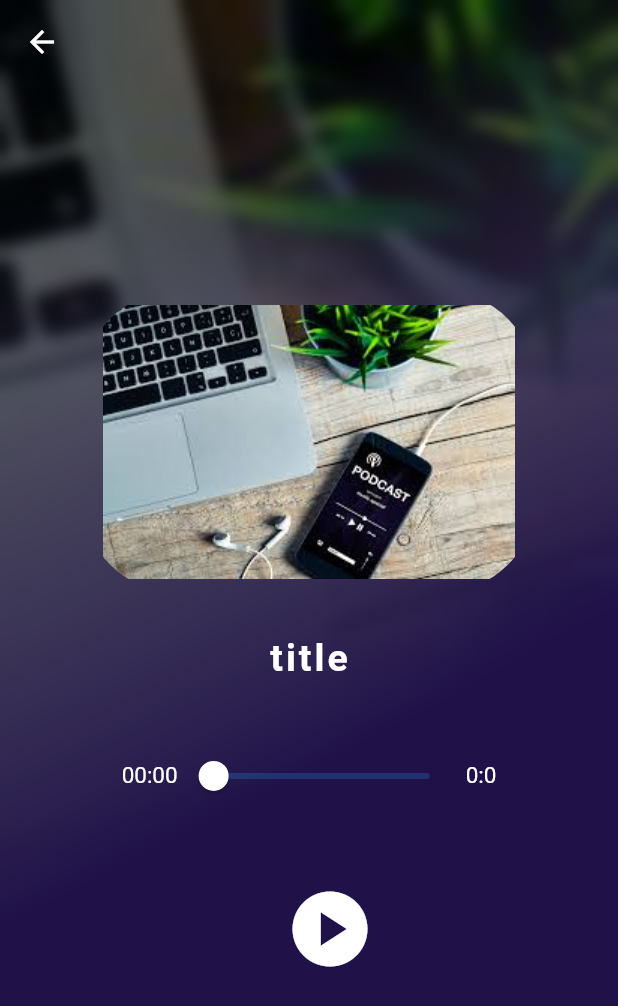
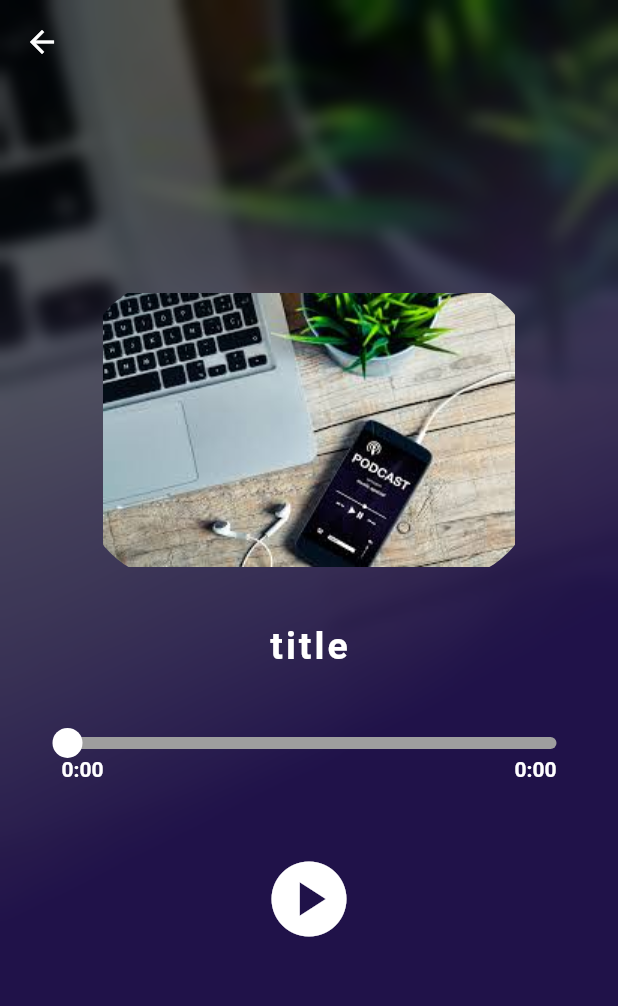
Before and after one commit to 0Sumit-0/First-Podcast, a Flutter app: the PlayScreen screen opened by its route, on a phone screen of 412 x 824 dp. Shown: the top 1006 px of the screen. Run offline on Flutter 3.47's test engine with Material 2 defaults, Android fonts, the phone set to English and light mode, and no system bars; drawn by our look-alikes of audio_video_progress_bar; our stand-ins replace cloud_firestore, firebase_auth, firebase_core, firebase_storage, get, just_audio and 2 more; accounts and stored records are empty; network calls fail.

```diff
--- a/lib/Screen/playing_screen.dart
+++ b/lib/Screen/playing_screen.dart
@@ -1,7 +1,9 @@
 import 'dart:ui';
 
+import 'package:audio_video_progress_bar/audio_video_progress_bar.dart';
 import 'package:flutter/material.dart';
 import 'package:just_audio/just_audio.dart';
+import 'package:rxdart/rxdart.dart';
 
 import '../Modal/podcast_modal.dart';
 
@@ -14,8 +16,17 @@ class PlayScreen extends StatefulWidget {
 
 class _PlayScreenState extends State<PlayScreen> {
 
-  late final AudioPlayer _audioPlayer;
+  late AudioPlayer _audioPlayer;
   // Podcast podcasts=Podcast.podcast[0];
+
+  Stream <PositionData> get _positionDataStream =>
+      CombineLatestStream.combine3(
+        _audioPlayer.positionStream,
+        _audioPlayer.bufferedPositionStream,
+        _audioPlayer.durationStream,
+            (position , bufferedPosition, duration)=> PositionData(position, bufferedPosition, duration ?? Duration.zero),
+      );
+
 
   bool status=false;
 
@@ -24,7 +35,16 @@ class _PlayScreenState extends State<PlayScreen> {
   @override
   void initState(){
     super.initState();
-    _audioPlayer= AudioPlayer();
+    _audioPlayer= AudioPlayer()..setUrl(
+        "https://firebasestorage.googleapis.com/v0/b/edshort-2cc20.appspot.com/o/test_song1.mp3?alt=media&token=9f122431-b846-48c5-b213-58f1200ae9a7"
+    );
+
+  }
+
+  @override
+  void dispose(){
+    _audioPlayer.dispose();
+    super.dispose();
   }
 
 
@@ -103,45 +123,39 @@ class _PlayScreenState extends State<PlayScreen> {
               SizedBox(
                 height: 40,
               ),
-              Row(
-                mainAxisAlignment: MainAxisAlignment.center,
-                children: [
-                  Text(
-                    "00:00",
-                    style: TextStyle(color: Colors.white,fontSize: 15),
-                  ),
-                  Slider.adaptive(min:0,max:duration!.inSeconds.toDouble(),value: 0, onChanged: (value){},activeColor: Colors.white,),
-                  Text(
-                    "${duration!.inMinutes}:${duration!.inSeconds % 60}",
-                    style: TextStyle(color: Colors.white,fontSize: 15),
-                  ),
-                ],
+              Container(
+                child: StreamBuilder<PositionData>(
+                  stream: _positionDataStream,
+                  builder: (context, snapshot){
+                    final positionData= snapshot.data;
+                    return SizedBox(
+                      width: 330,
+                      child: ProgressBar(
+                        barHeight: 8,
+                        baseBarColor: Colors.grey,
+                        bufferedBarColor: Colors.blueGrey,
+                        progressBarColor: Colors.white,
+                        thumbColor: Colors.white,
+                        timeLabelTextStyle: const TextStyle(
+                          color: Colors.white,
+                          fontWeight: FontWeight.w600,
+                        ),
+                        progress: positionData?.position?? Duration.zero,
+                        buffered: positionData?.bufferedPosition ?? Duration.zero,
+                        total: positionData?.duration ?? Duration.zero,
+                        onSeek: _audioPlayer.seek,
+                      ),
+                    );
+                  },
+                ),
               ),
               SizedBox(
                 height: 40,
               ),
               Container(
-                  child: IconButton(
-                    icon:Icon(status? Icons.pause :Icons.play_circle,size: 60,),
-                    color: Colors.white,
-                    onPressed: (){
-                      myaudioplayer(_audioPlayer).load("assets/audio/test_song.mp3");
-                      if(status==true){
-                        setState(() {
-                          myaudioplayer(_audioPlayer).pause();
-                          status=false;
-                          print("tapped yes");
-                        });
-                      }
-                      else{
-                        setState(() {
-                          myaudioplayer(_audioPlayer).play();
-                          status==true;
-                        });
-                      }
-                    },
-                  ),
+                child: Controls(audioPlayer: _audioPlayer),
               ),
+
             ],
           ),
         ],
@@ -151,52 +165,109 @@ class _PlayScreenState extends State<PlayScreen> {
 }
 
 
+//
+// abstract class Podcastplayer {
+//   // Future<void> init();
+//   Future<void> load(String url);
+//   void play();
+//   void pause();
+//   void seek(Duration position);
+//   Stream<Duration> get position;
+//   Stream<Duration> get totalDuration;
+//   Future<void> dispose();
+// }
 
-abstract class Podcastplayer {
-  // Future<void> init();
-  Future<void> load(String url);
-  void play();
-  void pause();
-  void seek(Duration position);
-  Stream<Duration> get position;
-  Stream<Duration> get totalDuration;
-  Future<void> dispose();
+//
+// class myaudioplayer implements Podcastplayer{
+//   AudioPlayer? audioPlayer;
+//   myaudioplayer(audioplayer){
+//     this.audioPlayer=audioplayer;
+//   }
+//
+//   // Podcast podcasts= Podcast.podcast[0];
+//
+//   @override
+//   Future<Duration> load(String url)async {
+//     final source=AudioSource.uri(
+//       Uri.parse(url),
+//     );
+//     return await audioPlayer!.setAudioSource(source) ?? Duration.zero;
+//   }
+//
+//   @override
+//   void play() => audioPlayer!.play();
+//
+//   @override
+//   void pause() => audioPlayer!.pause();
+//
+//   @override
+//   void seek(Duration position) => audioPlayer!.seek(position);
+//
+//   @override
+//   Stream <Duration> get position =>audioPlayer!.positionStream;
+//
+//   @override
+//   Stream<Duration> get totalDuration => audioPlayer!.durationStream.map(
+//         (duration) => duration ?? Duration.zero,
+//   );
+//
+//   @override
+//   Future<void> dispose() async => await audioPlayer!.dispose();
+// }
+
+
+class Controls extends StatelessWidget {
+  const Controls({
+    super.key,
+    required this.audioPlayer,
+});
+  final AudioPlayer audioPlayer;
+
+  @override
+  Widget build(BuildContext context) {
+    return StreamBuilder(
+      stream: audioPlayer.playerStateStream,
+        builder: (context,snapshot){
+          final playerState = snapshot.data;
+          final processingState= playerState?.processingState;
+          final playing =playerState?.playing;
+          if(!(playing ?? false)){
+            return IconButton(
+              onPressed: audioPlayer.play,
+              iconSize: 60,
+              icon: const Icon(Icons.play_circle),
+              color: Colors.white,
+            );
+          }else if (processingState != ProcessingState.completed){
+            return  IconButton(
+              onPressed: audioPlayer.pause,
+              iconSize: 60,
+              icon: const Icon(Icons.pause_rounded),
+              color: Colors.white,
+            );
+          }else{
+            return const Icon(
+              Icons.play_arrow_rounded,
+              size: 60,
+              color: Colors.white,
+            );
+          }
+        }
+    );
+  }
 }
 
 
-class myaudioplayer implements Podcastplayer{
-  AudioPlayer? audioPlayer;
-  myaudioplayer(audioplayer){
-    this.audioPlayer=audioplayer;
-  }
+class PositionData{
 
-  // Podcast podcasts= Podcast.podcast[0];
+  final Duration position;
+  final Duration bufferedPosition;
+  final Duration duration;
 
-  @override
-  Future<Duration> load(String url)async {
-    final source=AudioSource.uri(
-      Uri.parse(url),
-    );
-    return await audioPlayer!.setAudioSource(source) ?? Duration.zero;
-  }
+  const PositionData(
+      this.position,
+      this.bufferedPosition,
+      this.duration,
+      );
 
-  @override
-  void play() => audioPlayer!.play();
-
-  @override
-  void pause() => audioPlayer!.pause();
-
-  @override
-  void seek(Duration position) => audioPlayer!.seek(position);
-
-  @override
-  Stream <Duration> get position =>audioPlayer!.positionStream;
-
-  @override
-  Stream<Duration> get totalDuration => audioPlayer!.durationStream.map(
-        (duration) => duration ?? Duration.zero,
-  );
-
-  @override
-  Future<void> dispose() async => await audioPlayer!.dispose();
 }
--- a/lib/Services/SharedPreferences.dart
+++ b/lib/Services/SharedPreferences.dart
@@ -6,7 +6,7 @@ class HelperFunction{
 
   // saving data to SF
 
-  static Future<bool?> saveUserLoggeInStatus(bool isUserLoggedIn) async{
+  static Future<bool?> saveUserLoggedInStatus(bool isUserLoggedIn) async{
     SharedPreferences sf= await SharedPreferences.getInstance();
     return await sf.setBool(userLoggedInKey ,isUserLoggedIn);
   }
--- a/lib/Services/auth.dart
+++ b/lib/Services/auth.dart
@@ -21,6 +21,7 @@ class AuthService{
     UserModel? temp;
     if(myuser!=null){
       temp = UserModel(uid: myuser.uid);
+      temp.makeNew();
     }
     return temp;
   }catch(e){
@@ -37,6 +38,7 @@ class AuthService{
       UserModel? temp;
       if(myuser!=null){
         temp = UserModel(uid: myuser.uid);
+        temp.getFromFirebase();
       }
       print(temp);
       return temp;
--- a/pubspec.yaml
+++ b/pubspec.yaml
@@ -43,6 +43,9 @@ dependencies:
   firebase_storage: ^11.1.1
   cloud_firestore:
   shared_preferences:
+  audio_video_progress_bar:
+  just_audio_background:
+  splashscreen: ^1.2.0
 
 dev_dependencies:
   flutter_test:
```
Also changed, not shown: lib/Modal/Podcastmodelarray.dart (+22 -18 lines), lib/Modal/UserModel.dart (+41 -16 lines), lib/Modal/podcast_modal.dart (+59 -19 lines), lib/Screen/create_podcast.dart (+2 -6 lines), lib/Screen/home_screen.dart (+6 -4 lines), lib/Screen/login_page.dart (+9 -1 lines), lib/Screen/signup_page.dart (+14 -5 lines), lib/main.dart (line endings or trailing spaces), pubspec.lock.
